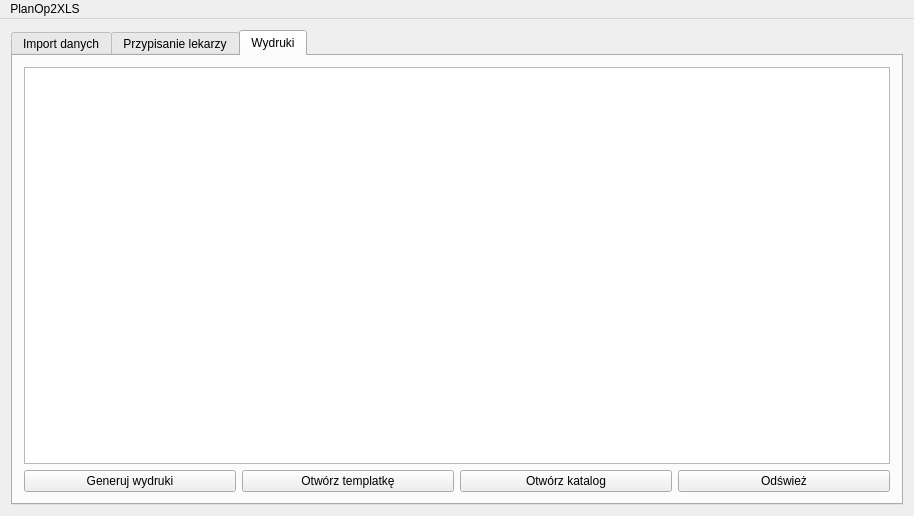
Old version of the form amms_planop2xls/mainwindow.ui in the repository mpasternak/amms-planop2xls.
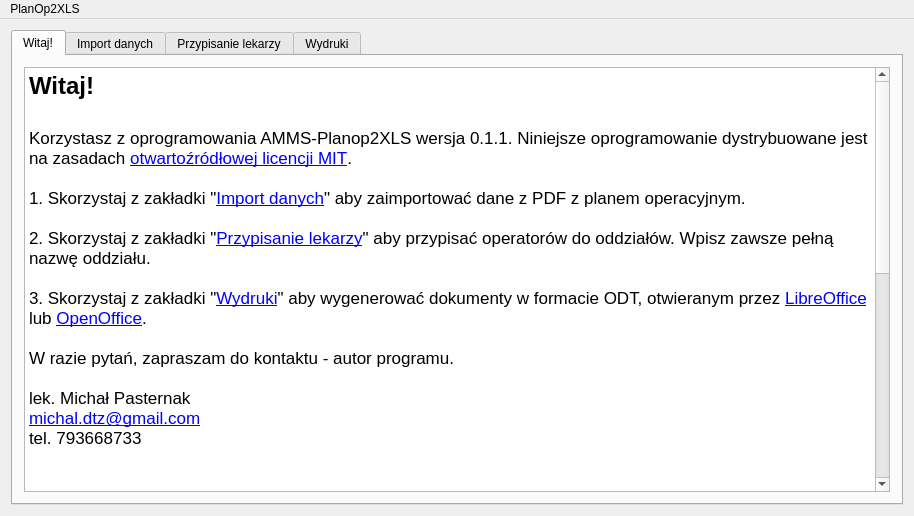
New version of the form. Icons and pictures are not drawn.

Commit message: Numer wersji wyświetlany w programie

```diff
--- a/amms_planop2xls/mainwindow.ui
+++ b/amms_planop2xls/mainwindow.ui
@@ -18,8 +18,42 @@
     <item>
      <widget class="QTabWidget" name="tabWidget">
       <property name="currentIndex">
-       <number>2</number>
+       <number>0</number>
       </property>
+      <widget class="QWidget" name="tab_4">
+       <attribute name="title">
+        <string>Witaj!</string>
+       </attribute>
+       <layout class="QGridLayout" name="gridLayout">
+        <item row="0" column="0">
+         <widget class="QTextBrowser" name="witajBrowser">
+          <property name="html">
+           <string>&lt;!DOCTYPE HTML PUBLIC &quot;-//W3C//DTD HTML 4.0//EN&quot; &quot;http://www.w3.org/TR/REC-html40/strict.dtd&quot;&gt;
+&lt;html&gt;&lt;head&gt;&lt;meta name=&quot;qrichtext&quot; content=&quot;1&quot; /&gt;&lt;style type=&quot;text/css&quot;&gt;
+p, li { white-space: pre-wrap; }
+&lt;/style&gt;&lt;/head&gt;&lt;body style=&quot; font-family:'.SF NS Text'; font-size:13pt; font-weight:400; font-style:normal;&quot;&gt;
+&lt;p style=&quot; margin-top:0px; margin-bottom:0px; margin-left:0px; margin-right:0px; -qt-block-indent:0; text-indent:0px;&quot;&gt;&lt;span style=&quot; font-size:18pt; font-weight:600;&quot;&gt;Witaj!&lt;/span&gt;&lt;/p&gt;
+&lt;p style=&quot;-qt-paragraph-type:empty; margin-top:0px; margin-bottom:0px; margin-left:0px; margin-right:0px; -qt-block-indent:0; text-indent:0px; font-size:18pt; font-weight:600;&quot;&gt;&lt;br /&gt;&lt;/p&gt;
+&lt;p style=&quot; margin-top:0px; margin-bottom:0px; margin-left:0px; margin-right:0px; -qt-block-indent:0; text-indent:0px;&quot;&gt;Korzystasz z oprogramowania AMMS-Planop2XLS wersja 0.1.1. Niniejsze oprogramowanie dystrybuowane jest na zasadach &lt;a href=&quot;https://pl.wikipedia.org/wiki/Licencja_MIT&quot;&gt;&lt;span style=&quot; text-decoration: underline; color:#0000ff;&quot;&gt;otwartoźródłowej licencji MIT&lt;/span&gt;&lt;/a&gt;. &lt;/p&gt;
+&lt;p style=&quot;-qt-paragraph-type:empty; margin-top:0px; margin-bottom:0px; margin-left:0px; margin-right:0px; -qt-block-indent:0; text-indent:0px;&quot;&gt;&lt;br /&gt;&lt;/p&gt;
+&lt;p style=&quot; margin-top:0px; margin-bottom:0px; margin-left:0px; margin-right:0px; -qt-block-indent:0; text-indent:0px;&quot;&gt;1. Skorzystaj z zakładki &amp;quot;&lt;a href=&quot;tab://1&quot;&gt;&lt;span style=&quot; text-decoration: underline; color:#0000ff;&quot;&gt;Import danych&lt;/span&gt;&lt;/a&gt;&amp;quot; aby zaimportować dane z PDF z planem operacyjnym. &lt;/p&gt;
+&lt;p style=&quot;-qt-paragraph-type:empty; margin-top:0px; margin-bottom:0px; margin-left:0px; margin-right:0px; -qt-block-indent:0; text-indent:0px;&quot;&gt;&lt;br /&gt;&lt;/p&gt;
+&lt;p style=&quot; margin-top:0px; margin-bottom:0px; margin-left:0px; margin-right:0px; -qt-block-indent:0; text-indent:0px;&quot;&gt;2. Skorzystaj z zakładki &amp;quot;&lt;a href=&quot;tab://2&quot;&gt;&lt;span style=&quot; text-decoration: underline; color:#0000ff;&quot;&gt;Przypisanie lekarzy&lt;/span&gt;&lt;/a&gt;&amp;quot; aby przypisać operatorów do oddziałów. Wpisz zawsze pełną nazwę oddziału. &lt;/p&gt;
+&lt;p style=&quot;-qt-paragraph-type:empty; margin-top:0px; margin-bottom:0px; margin-left:0px; margin-right:0px; -qt-block-indent:0; text-indent:0px;&quot;&gt;&lt;br /&gt;&lt;/p&gt;
+&lt;p style=&quot; margin-top:0px; margin-bottom:0px; margin-left:0px; margin-right:0px; -qt-block-indent:0; text-indent:0px;&quot;&gt;3. Skorzystaj z zakładki &amp;quot;&lt;a href=&quot;tab://3&quot;&gt;&lt;span style=&quot; text-decoration: underline; color:#0000ff;&quot;&gt;Wydruki&lt;/span&gt;&lt;/a&gt;&amp;quot; aby wygenerować dokumenty w formacie ODT, otwieranym przez &lt;a href=&quot;http://www.libreoffice.org&quot;&gt;&lt;span style=&quot; text-decoration: underline; color:#0000ff;&quot;&gt;LibreOffice&lt;/span&gt;&lt;/a&gt; lub &lt;a href=&quot;https://www.openoffice.org&quot;&gt;&lt;span style=&quot; text-decoration: underline; color:#0000ff;&quot;&gt;OpenOffice&lt;/span&gt;&lt;/a&gt;. &lt;/p&gt;
+&lt;p style=&quot;-qt-paragraph-type:empty; margin-top:0px; margin-bottom:0px; margin-left:0px; margin-right:0px; -qt-block-indent:0; text-indent:0px;&quot;&gt;&lt;br /&gt;&lt;/p&gt;
+&lt;p style=&quot; margin-top:0px; margin-bottom:0px; margin-left:0px; margin-right:0px; -qt-block-indent:0; text-indent:0px;&quot;&gt;W razie pytań, zapraszam do kontaktu - autor programu. &lt;/p&gt;
+&lt;p style=&quot;-qt-paragraph-type:empty; margin-top:0px; margin-bottom:0px; margin-left:0px; margin-right:0px; -qt-block-indent:0; text-indent:0px;&quot;&gt;&lt;br /&gt;&lt;/p&gt;
+&lt;p style=&quot; margin-top:0px; margin-bottom:0px; margin-left:0px; margin-right:0px; -qt-block-indent:0; text-indent:0px;&quot;&gt;lek. Michał Pasternak&lt;/p&gt;
+&lt;p style=&quot; margin-top:0px; margin-bottom:0px; margin-left:0px; margin-right:0px; -qt-block-indent:0; text-indent:0px;&quot;&gt;&lt;a href=&quot;mailto:michal.dtz@gmail.com?Subject=AMMS%20PlanOp2XLS%20wersja%200.1.1&quot;&gt;&lt;span style=&quot; text-decoration: underline; color:#0000ff;&quot;&gt;michal.dtz@gmail.com&lt;/span&gt;&lt;/a&gt;&lt;/p&gt;
+&lt;p style=&quot; margin-top:0px; margin-bottom:0px; margin-left:0px; margin-right:0px; -qt-block-indent:0; text-indent:0px;&quot;&gt;tel. 793668733&lt;/p&gt;
+&lt;p style=&quot;-qt-paragraph-type:empty; margin-top:0px; margin-bottom:0px; margin-left:0px; margin-right:0px; -qt-block-indent:0; text-indent:0px;&quot;&gt;&lt;br /&gt;&lt;/p&gt;
+&lt;p style=&quot; margin-top:0px; margin-bottom:0px; margin-left:0px; margin-right:0px; -qt-block-indent:0; text-indent:0px;&quot;&gt;&lt;span style=&quot; font-family:'Menlo'; color:#000000;&quot;&gt;&lt;br /&gt;&lt;/span&gt;&lt;span style=&quot; font-family:'Menlo'; font-size:18pt; font-weight:600; color:#000000;&quot;&gt;Licencja&lt;/span&gt;&lt;span style=&quot; font-family:'Menlo'; color:#000000;&quot;&gt;&lt;br /&gt;&lt;br /&gt;Copyright (c) 2017, Michał Pasternak&lt;br /&gt;&lt;br /&gt;Niniejszym gwarantuje się, bez opłat, że każda osoba która wejdzie w posiadanie kopii tego oprogramowania i związanych z nim plików dokumentacji (dalej „Oprogramowanie”) może wprowadzać do obrotu Oprogramowanie bez żadnych ograniczeń, w tym bez ograniczeń prawa do użytkowania, kopiowania, modyfikowania, łączenia, publikowania, dystrybuowania, sublicencjonowania i/lub sprzedaży kopii Oprogramowania a także zezwalania osobie, której Oprogramowanie zostało dostarczone czynienia tego samego, z zastrzeżeniem następujących warunków:&lt;br /&gt;&lt;br /&gt;Powyższa nota zastrzegająca prawa autorskie oraz niniejsza nota zezwalająca muszą zostać włączone do wszystkich kopii lub istotnych części Oprogramowania.&lt;br /&gt;&lt;br /&gt;&lt;/span&gt;&lt;span style=&quot; font-family:'Menlo'; font-weight:600; color:#000000;&quot;&gt;OPROGRAMOWANIE JEST DOSTARCZONE TAKIM, JAKIE JEST, BEZ JAKIEJKOLWIEK GWARANCJI, WYRAŹNEJ LUB DOROZUMIANEJ, NIE WYŁĄCZAJĄC GWARANCJI PRZYDATNOŚCI HANDLOWEJ LUB PRZYDATNOŚCI DO OKREŚLONYCH CELÓW A TAKśE BRAKU WAD PRAWNYCH. W śADNYM PRZYPADKU TWÓRCA LUB POSIADACZ PRAW AUTORSKICH NIE MOśE PONOSIĆ ODPOWIEDZIALNOŚCI Z TYTUŁU ROSZCZEŃ LUB WYRZĄDZONEJ SZKODY A TAKśE śADNEJ INNEJ ODPOWIEDZIALNOŚCI CZY TO WYNIKAJĄCEJ Z UMOWY, DELIKTU, CZY JAKIEJKOLWIEK INNEJ PODSTAWY POWSTAŁEJ W ZWIĄZKU Z OPROGRAMOWANIEM LUB UśYTKOWANIEM GO LUB WPROWADZANIEM GO DO OBROTU.&lt;/span&gt;&lt;/p&gt;&lt;/body&gt;&lt;/html&gt;</string>
+          </property>
+         </widget>
+        </item>
+       </layout>
+      </widget>
       <widget class="QWidget" name="tab">
        <attribute name="title">
         <string>Import danych</string>
```
Left out of the diff: 1 changed line with no effect on the pictures. The commit also changes 1 other file.
